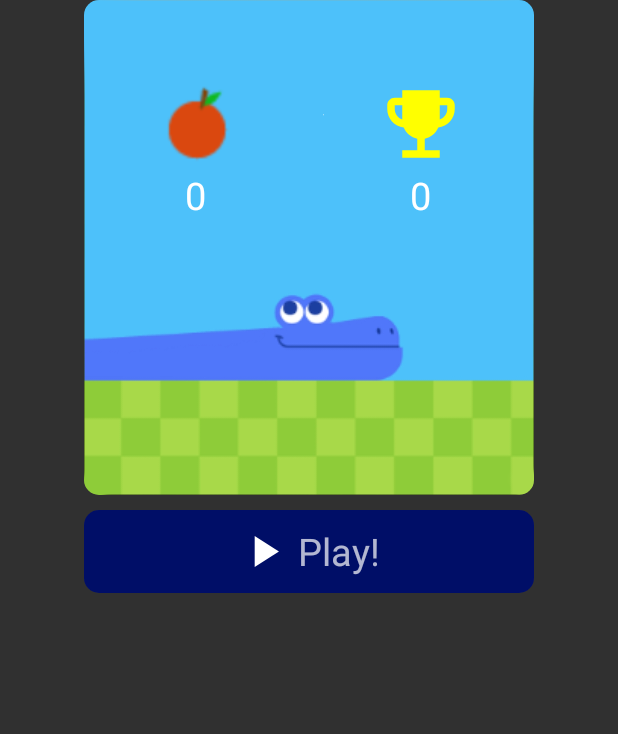
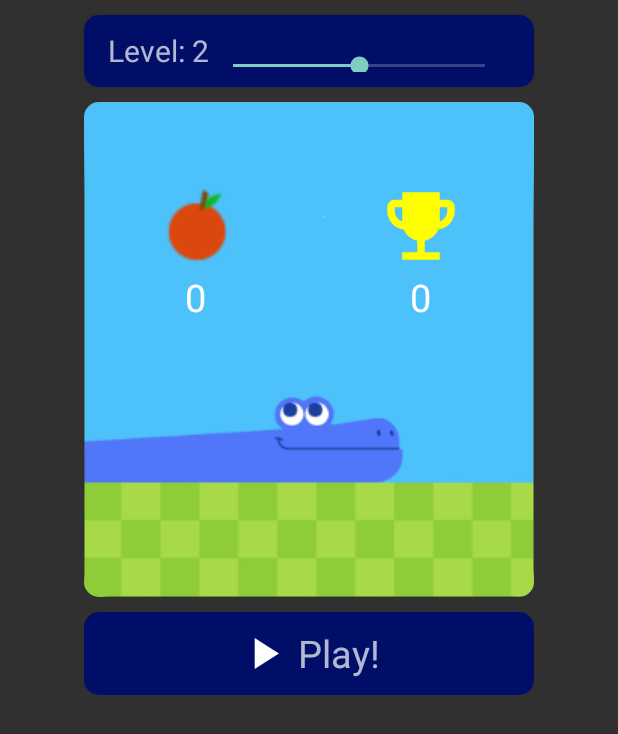
Before and after one commit to julespaw/AndroidApp, an Android app: the layout dialog_start.xml on its own in the app's theme, with its tools: preview values and no code run, on a phone screen of 412 x 824 dp. Shown: the top 734 px of the screen. Run offline under Robolectric (Android 15) with nearby library versions, the phone set to English and light mode, and no system bars.

Commit message:
SeekBar... need to create the different levels now :)

```diff
--- a/app/src/main/java/com/example/androidapp/MainActivity.java
+++ b/app/src/main/java/com/example/androidapp/MainActivity.java
@@ -9,6 +9,7 @@ import android.view.View;
 import android.view.WindowManager;
 import android.widget.ImageView;
 import android.widget.RelativeLayout;
+import android.widget.SeekBar;
 import android.widget.TextView;
 
 import androidx.appcompat.app.AppCompatActivity;
@@ -17,7 +18,8 @@ public class MainActivity extends AppCompatActivity {
     public static ImageView img_swipe;
     public static Dialog dialogScore;
     private GameView gv;
-    public static TextView txt_score, txt_best_score, txt_dialog_score, txt_dialog_best_score;
+    public static TextView txt_score, txt_best_score, txt_dialog_score, txt_dialog_best_score, txt_level;
+    public static SeekBar seekBar;
 
     @Override
     protected void onCreate(Bundle savedInstanceState) {
@@ -33,7 +35,33 @@ public class MainActivity extends AppCompatActivity {
         txt_score = findViewById(R.id.txt_score);
         txt_best_score = findViewById(R.id.txt_best_score);
         dialogScore();
+
+
+
     }
+//    private void seekBar() {
+//        this.getWindowManager().getDefaultDisplay();
+//        this.seekBar = findViewById(R.id.seekBar);
+//        this.txt_level = findViewById(R.id.txt_level);
+//
+//        this.seekBar.setOnSeekBarChangeListener(new SeekBar.OnSeekBarChangeListener() {
+//            @Override
+//            public void onProgressChanged(SeekBar seekBar, int i, boolean b) {
+//                txt_level.setText("Level: " + String.valueOf(i));
+//            }
+//
+//            @Override
+//            public void onStartTrackingTouch(SeekBar seekBar) {
+//
+//            }
+//
+//            @Override
+//            public void onStopTrackingTouch(SeekBar seekBar) {
+//
+//            }
+//        });
+//
+//    }
     private void dialogScore(){
         int bestScore = 0;
         SharedPreferences sp = this.getSharedPreferences("gamesetting", Context.MODE_PRIVATE);
@@ -45,6 +73,25 @@ public class MainActivity extends AppCompatActivity {
         dialogScore.setContentView(R.layout.dialog_start);
         txt_dialog_score = dialogScore.findViewById(R.id.txt_dialog_score);
         txt_dialog_best_score = dialogScore.findViewById(R.id.txt_dialog_best_score);
+        seekBar = dialogScore.findViewById(R.id.seekBar);
+        txt_level = dialogScore.findViewById(R.id.txt_level);
+        seekBar.setOnSeekBarChangeListener(new SeekBar.OnSeekBarChangeListener() {
+            @Override
+            public void onProgressChanged(SeekBar seekBar, int i, boolean b) {
+                txt_level.setText("Level: " + String.valueOf(i));
+
+            }
+
+            @Override
+            public void onStartTrackingTouch(SeekBar seekBar) {
+
+            }
+
+            @Override
+            public void onStopTrackingTouch(SeekBar seekBar) {
+
+            }
+        });
         txt_dialog_best_score.setText(bestScore + "");
         dialogScore.setCanceledOnTouchOutside(false);
         RelativeLayout rl_start = dialogScore.findViewById(R.id.rl_start);
@@ -57,5 +104,6 @@ public class MainActivity extends AppCompatActivity {
             }
         });
         dialogScore.show();
+
     }
 }
--- a/app/src/main/res/layout/dialog_start.xml
+++ b/app/src/main/res/layout/dialog_start.xml
@@ -1,9 +1,53 @@
 <?xml version="1.0" encoding="utf-8"?>
+
 <RelativeLayout xmlns:android="http://schemas.android.com/apk/res/android"
     android:layout_width="match_parent"
     android:layout_height="match_parent"
     xmlns:app="http://schemas.android.com/apk/res-auto">
     <androidx.cardview.widget.CardView
+        android:id="@+id/lvl"
+        android:layout_width="300dp"
+        android:layout_centerHorizontal="true"
+        android:layout_marginTop="10dp"
+        android:layout_marginBottom="10dp"
+        android:elevation="10dp"
+        app:cardCornerRadius="10dp"
+        android:layout_height="wrap_content">
+        <RelativeLayout
+            android:id="@+id/rl_lvl"
+            android:layout_width="match_parent"
+            android:layout_height="match_parent"
+            android:background="#000E67"
+            android:padding="10dp">
+
+            <LinearLayout
+                android:id="@+id/ll_lvl"
+                android:layout_width="wrap_content"
+                android:layout_height="wrap_content"
+                android:layout_centerInParent="true"
+                android:orientation="horizontal">
+
+                <TextView
+                    android:id="@+id/txt_level"
+                    android:layout_width="wrap_content"
+                    android:layout_height="wrap_content"
+                    android:text="Level: 2"
+                    android:textSize="20sp"
+                    android:layout_gravity="center"/>
+                <SeekBar
+                    android:id="@+id/seekBar"
+                    android:layout_width="200dp"
+                    android:layout_height="wrap_content"
+                    android:max="2"
+                    android:progress="1"
+                    android:layout_gravity="center"
+                    android:layout_marginTop="10dp"/>
+            </LinearLayout>
+        </RelativeLayout>
+    </androidx.cardview.widget.CardView>
+
+    <androidx.cardview.widget.CardView
+        android:layout_below="@+id/lvl"
         android:id="@+id/cv_score"
         app:cardCornerRadius="10dp"
         android:elevation="10dp"
@@ -80,29 +124,37 @@
         android:layout_centerHorizontal="true"
         android:layout_width="300dp"
         android:layout_height="wrap_content">
+
+
         <RelativeLayout
             android:id="@+id/rl_start"
+            android:layout_width="match_parent"
+            android:layout_height="match_parent"
             android:background="#000E67"
-            android:padding="10dp"
-            android:layout_width="match_parent"
-            android:layout_height="match_parent">
+            android:padding="10dp">
+
             <LinearLayout
-                android:layout_centerInParent="true"
                 android:layout_width="wrap_content"
                 android:layout_height="wrap_content"
+                android:layout_centerInParent="true"
                 android:orientation="horizontal">
+
                 <ImageView
                     android:id="@+id/txt"
-                    android:src="@drawable/baseline_play_arrow_24"
                     android:layout_width="35dp"
-                    android:layout_height="35dp"/>
+                    android:layout_height="35dp"
+                    android:src="@drawable/baseline_play_arrow_24" />
+
                 <TextView
+                    android:layout_width="wrap_content"
+                    android:layout_height="wrap_content"
                     android:layout_marginLeft="5dp"
                     android:text="Play!"
-                    android:textSize="25sp"
-                    android:layout_width="wrap_content"
-                    android:layout_height="wrap_content"/>
+                    android:textSize="25sp" />
             </LinearLayout>
         </RelativeLayout>
     </androidx.cardview.widget.CardView>
+
+
+
 </RelativeLayout>
```
